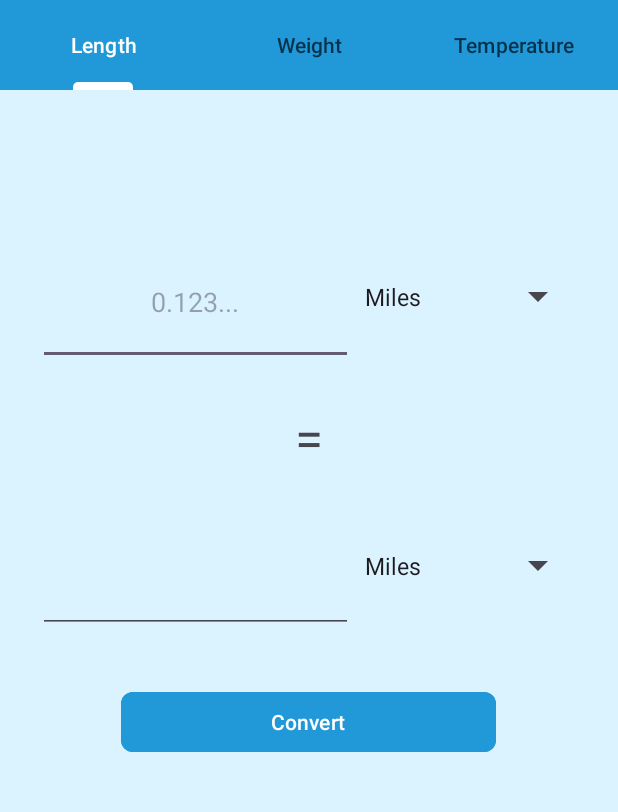
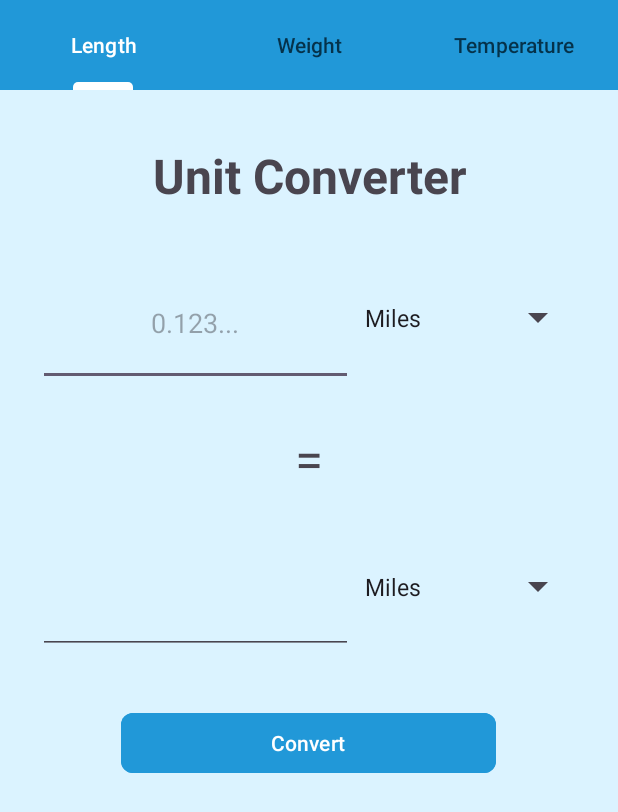
Before and after one commit to b0ink/2.1-UnitConverterApp, an Android app: the screen it shows after launch (MainActivity), on a phone screen of 412 x 824 dp. Shown: the top 812 px of the screen. Run offline under Robolectric (Android 15) with nearby library versions, the phone set to English and light mode, and no system bars.

Commit message:
Add title text + improve layout

```diff
--- a/app/src/main/res/layout/activity_main.xml
+++ b/app/src/main/res/layout/activity_main.xml
@@ -53,15 +53,34 @@
     </com.google.android.material.tabs.TabLayout>
 
     <LinearLayout
+        android:id="@+id/linearLayout2"
+        android:layout_width="match_parent"
+        android:layout_height="wrap_content"
+        android:layout_marginTop="60dp"
+        android:orientation="vertical"
+        android:paddingTop="35dp"
+        android:paddingBottom="35dp"
+        app:layout_constraintTop_toTopOf="parent">
+
+        <TextView
+            android:id="@+id/textView2"
+            android:layout_width="match_parent"
+            android:layout_height="wrap_content"
+            android:text="Unit Converter"
+            android:textAlignment="center"
+            android:textSize="32sp"
+            android:textStyle="bold" />
+    </LinearLayout>
+
+    <LinearLayout
         android:id="@+id/linearLayout"
         android:layout_width="match_parent"
         android:layout_height="wrap_content"
-        android:layout_marginTop="100dp"
         android:gravity="center_horizontal"
         android:orientation="vertical"
         app:layout_constraintEnd_toEndOf="parent"
         app:layout_constraintStart_toStartOf="parent"
-        app:layout_constraintTop_toBottomOf="@+id/UnitTypeTab">
+        app:layout_constraintTop_toBottomOf="@+id/linearLayout2">
 
         <LinearLayout
             android:id="@+id/focusableLayout"
@@ -77,7 +96,6 @@
             android:layout_marginStart="25dp"
             android:layout_marginTop="0dp"
             android:layout_marginEnd="25dp"
-            android:layout_marginBottom="25dp"
             android:gravity="center_horizontal"
             android:orientation="horizontal">
 
@@ -109,6 +127,8 @@
             android:id="@+id/textView"
             android:layout_width="match_parent"
             android:layout_height="wrap_content"
+            android:layout_marginTop="25dp"
+            android:layout_marginBottom="25dp"
             android:text="="
             android:textAlignment="center"
             android:textSize="34sp" />
@@ -117,7 +137,6 @@
             android:layout_width="wrap_content"
             android:layout_height="wrap_content"
             android:layout_marginStart="25dp"
-            android:layout_marginTop="25dp"
             android:layout_marginEnd="25dp"
             android:gravity="center_horizontal"
             android:orientation="horizontal">
@@ -129,7 +148,7 @@
                 android:layout_weight="1"
                 android:width="250dp"
                 android:ems="10"
-                android:inputType="text"
+                android:inputType="numberDecimal"
                 android:singleLine="true"
                 android:text="0.0"
                 android:textAlignment="center" />
```
